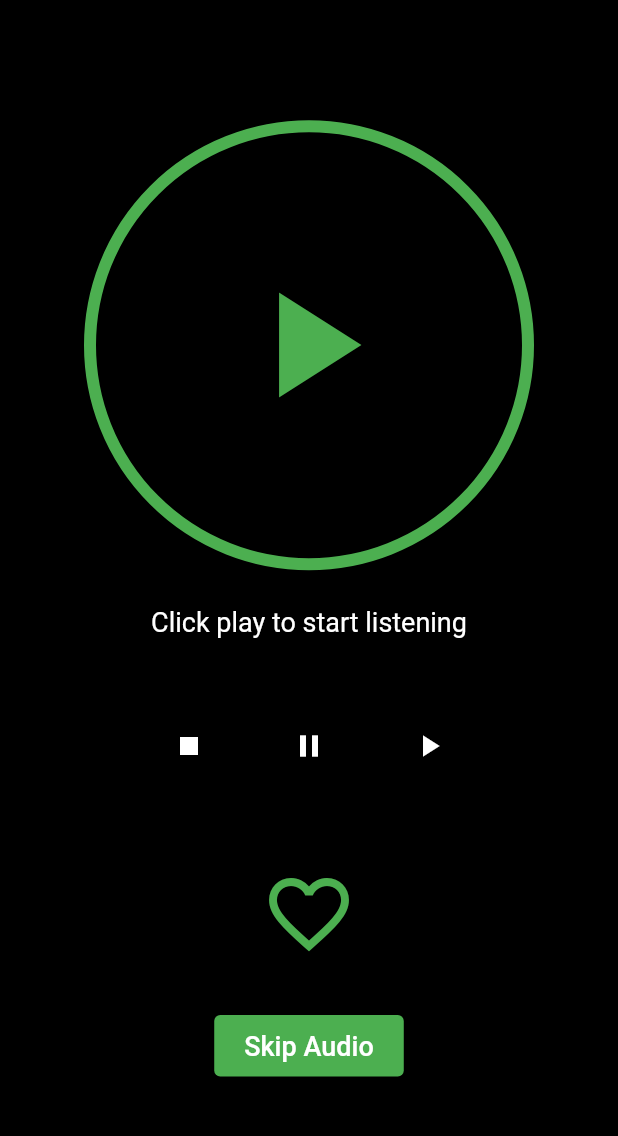
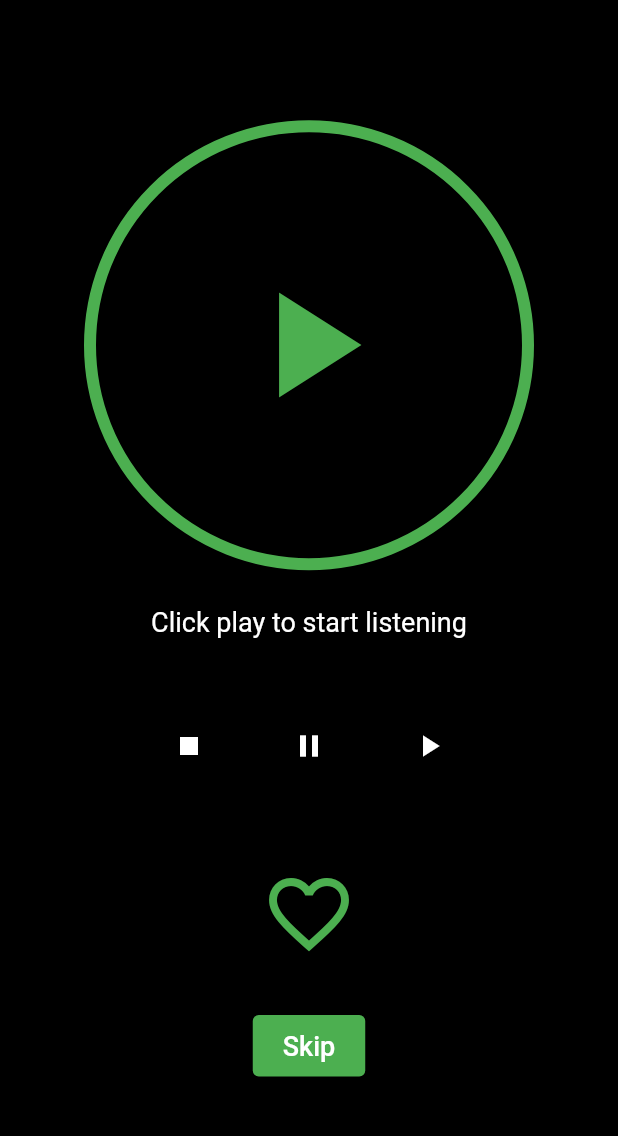
Before and after one commit to fazil-kp/Musica, a Flutter app: the screen it shows after launch, on a phone screen of 412 x 824 dp, the part 59-1195 px from its top. Run offline on Flutter 3.47's test engine with Material 2 defaults, Android fonts, the phone set to English and light mode, and no system bars; our stand-ins replace audioplayers.

Commit message:
Musica page updated

```diff
--- a/lib/musica.dart
+++ b/lib/musica.dart
@@ -147,7 +147,7 @@
               padding: EdgeInsets.symmetric(horizontal: 20, vertical: 10),
             ),
             child: Text(
-              'Skip Audio',
+              'Skip',
               style: TextStyle(fontSize: 18, color: Colors.white),
             ),
           ),
```
